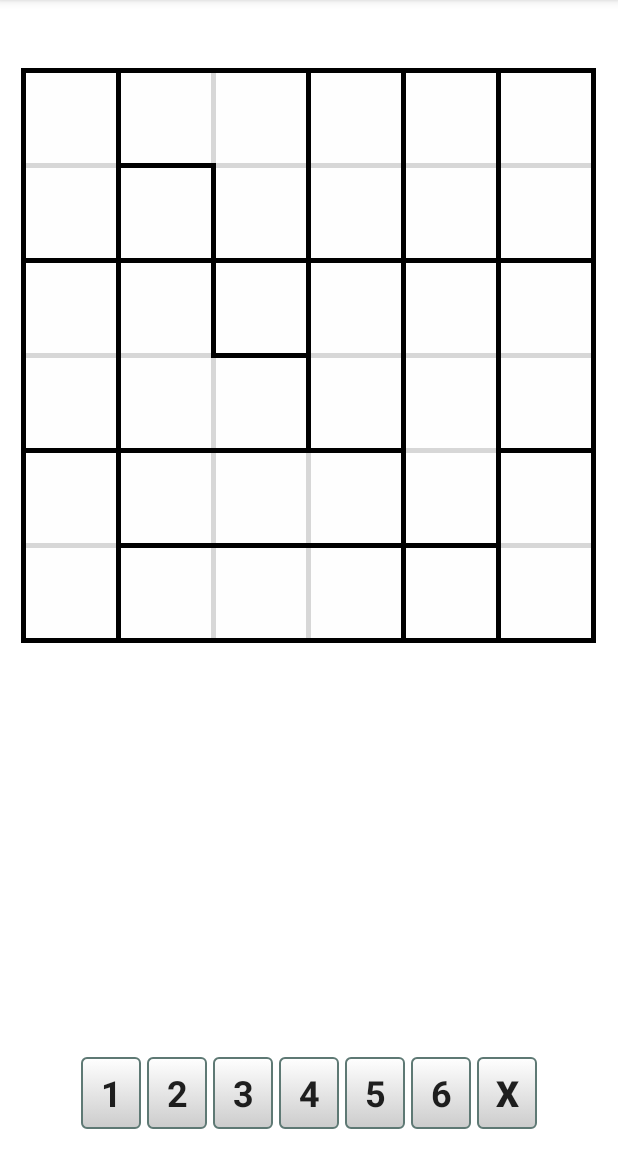
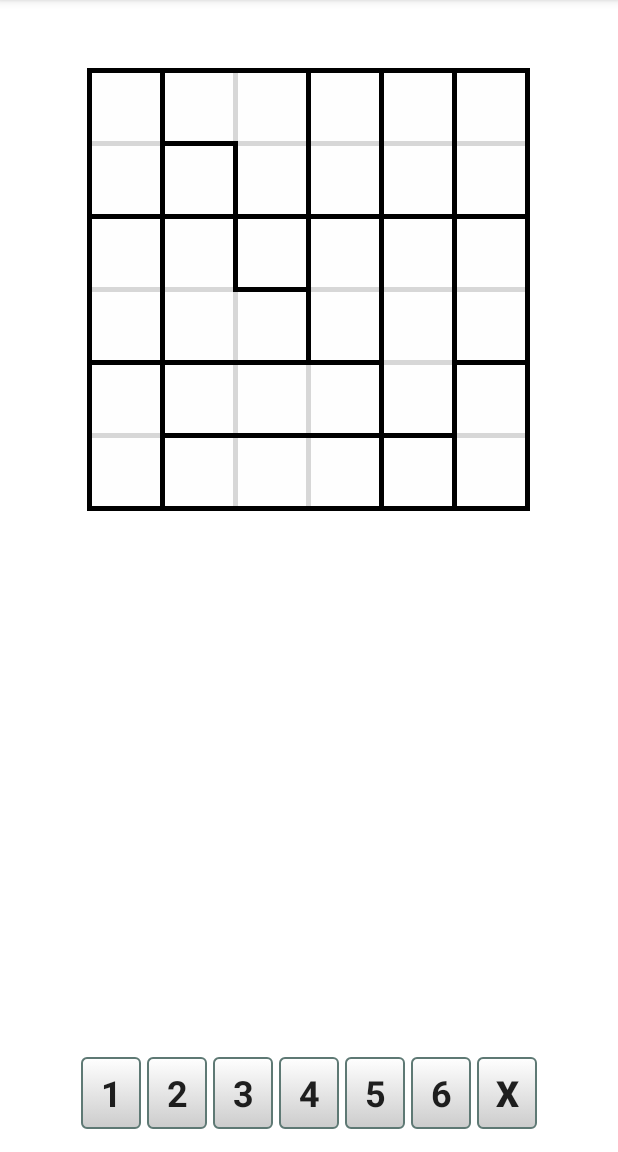
Before and after one commit to alexcarcar/KenKen, an Android app: the screen it shows after launch (MainActivity), on a phone screen of 412 x 824 dp, the part 84-1236 px from its top. Run offline under Robolectric (Android 15) with nearby library versions, the phone set to English and light mode, and no system bars.

Commit message:
Adjusted sizes from smaller screens

```diff
--- a/app/src/main/res/layout/activity_main.xml
+++ b/app/src/main/res/layout/activity_main.xml
@@ -1373,7 +1373,7 @@
                 android:id="@+id/footer45"
                 android:layout_width="@dimen/cell_width"
                 android:layout_height="@dimen/divider_size"
-                android:background="@color/colorAccent" />
+                android:background="@color/minorDivider" />
 
         </TableRow>
         <TableRow>
--- a/app/src/main/res/values/dimens.xml
+++ b/app/src/main/res/values/dimens.xml
@@ -1,10 +1,10 @@
 <resources>
 	<!-- cell dimensions -->
-    <dimen name="cell_width">60dp</dimen>
-    <dimen name="cell_height">40dp</dimen>
+    <dimen name="cell_width">45dp</dimen>
+    <dimen name="cell_height">30dp</dimen>
     <dimen name="cell_textSize">20sp</dimen>
-    <dimen name="header_height">20dp</dimen>
-    <dimen name="header_textSize">15sp</dimen>
+    <dimen name="header_height">15dp</dimen>
+    <dimen name="header_textSize">12sp</dimen>
     <dimen name="divider_size">3dp</dimen>
 
     <!-- Default screen margins, per the Android Design guidelines. -->
```
